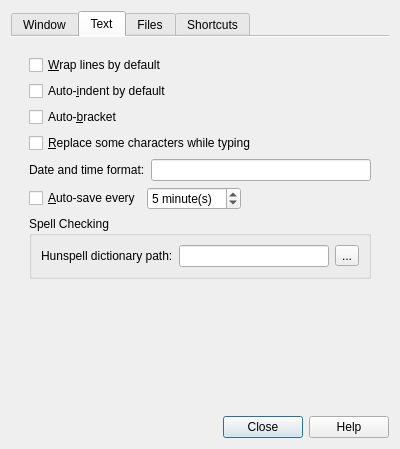
The window that feathernotes/prefDialog.ui (tsujan/FeatherNotes) describes before a commit, drawn with Qt 5.
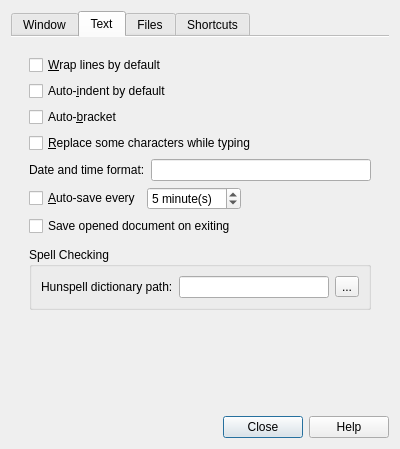
The same window after the commit. The open tabs and pages were chosen to show the change.

Commit message:
Added an option for saving on exiting
Also, a workaround is added for a Qt problem in tree DND.

```diff
--- a/feathernotes/prefDialog.ui
+++ b/feathernotes/prefDialog.ui
@@ -428,6 +428,34 @@
             </item>
            </layout>
           </item>
+          <item>
+           <widget class="QCheckBox" name="exitSaveBox">
+            <property name="toolTip">
+             <string>If this option is checked, the opened document will
+be saved on exiting without prompt and without
+showing a warning if saving is not possible.</string>
+            </property>
+            <property name="text">
+             <string>Save opened document on exiting</string>
+            </property>
+           </widget>
+          </item>
+          <item>
+           <spacer name="verticalSpacer_1">
+            <property name="orientation">
+             <enum>Qt::Vertical</enum>
+            </property>
+            <property name="sizeType">
+             <enum>QSizePolicy::Fixed</enum>
+            </property>
+            <property name="sizeHint" stdset="0">
+             <size>
+              <width>5</width>
+              <height>5</height>
+             </size>
+            </property>
+           </spacer>
+          </item>
           <item>
            <widget class="QGroupBox" name="dictGroupBox">
             <property name="title">
@@ -476,7 +504,7 @@
            </widget>
           </item>
           <item>
-           <spacer name="verticalSpacer_1">
+           <spacer name="verticalSpacer_2">
             <property name="orientation">
              <enum>Qt::Vertical</enum>
             </property>
```
Left out of the diff: 2 changed lines with no effect on the pictures. The commit also changes 43 other files.
